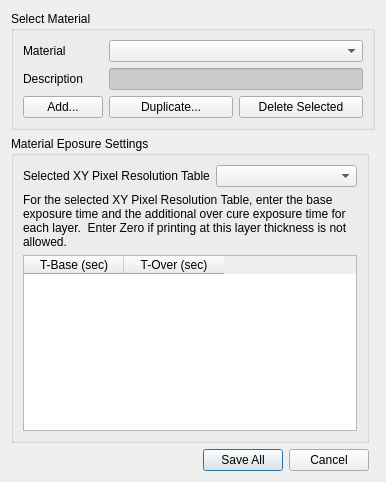
The window that B9Creator/dlgmaterialsmanager.ui (B9Creations/B9Creator) describes before a commit, drawn with Qt 5.
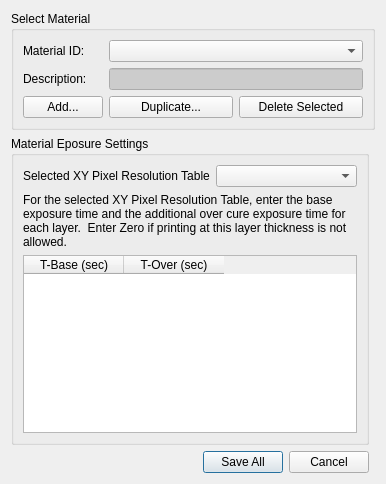
The same window after the commit.

Commit message: Wrapped up materials catalog work.  More work on new print function.

Diff of the .ui file:
```diff
--- a/B9Creator/dlgmaterialsmanager.ui
+++ b/B9Creator/dlgmaterialsmanager.ui
@@ -7,7 +7,7 @@
     <x>0</x>
     <y>0</y>
     <width>386</width>
-    <height>482</height>
+    <height>484</height>
    </rect>
   </property>
   <property name="windowTitle">
@@ -29,7 +29,7 @@
          </sizepolicy>
         </property>
         <property name="text">
-         <string>Material</string>
+         <string>Material ID:</string>
         </property>
        </widget>
       </item>
@@ -52,7 +52,7 @@
          </sizepolicy>
         </property>
         <property name="text">
-         <string>Description</string>
+         <string>Description:</string>
         </property>
        </widget>
       </item>
```
Left out of the diff: 61 changed lines with no effect on the pictures. The commit also changes 17 other files.
